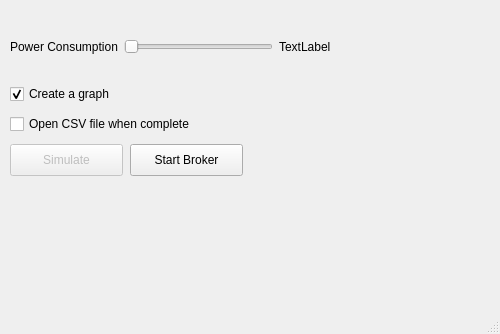
The window that config.ui (gonelli/tmhgonelli) describes before a commit, drawn with Qt 5; both pictures show x 0 to 500 and y 166 to 500 of the 500 by 500 pixel window.
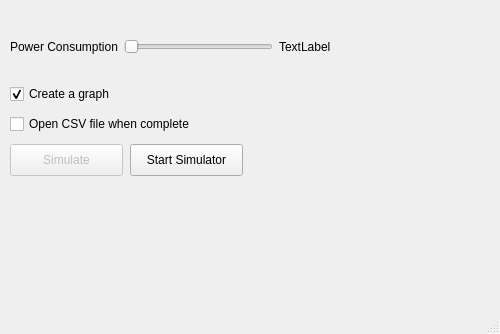
The same window after the commit.

```diff
--- a/config.ui
+++ b/config.ui
@@ -205,7 +205,7 @@
      </rect>
     </property>
     <property name="text">
-     <string>Start Broker</string>
+     <string>Start Simulator</string>
     </property>
    </widget>
   </widget>
```
